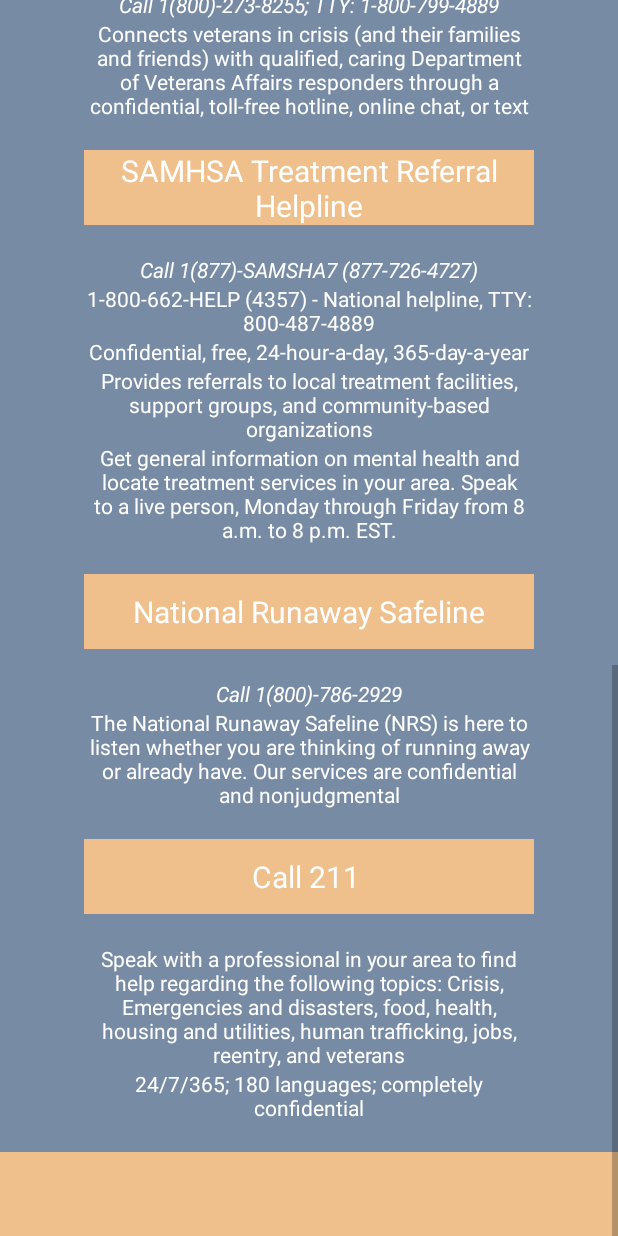
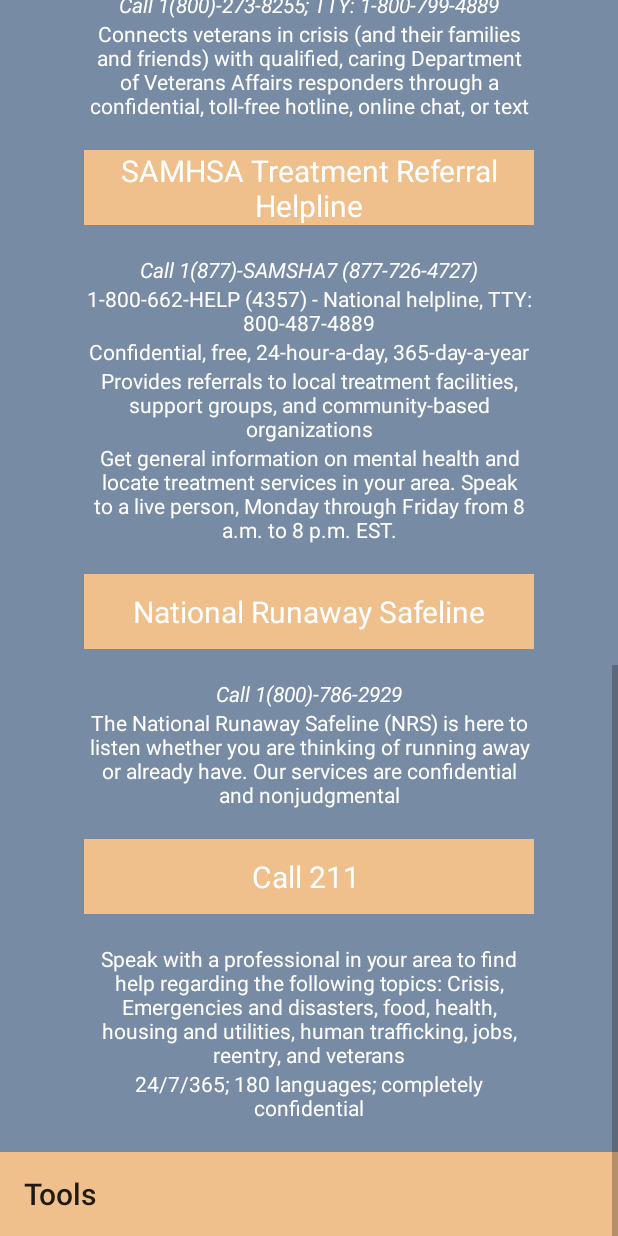
Before and after one commit to hlpike/Sona, an Android app: the screen it shows after launch (MainActivity), scrolled down 958 dp, on a phone screen of 412 x 824 dp. Run offline under Robolectric (Android 15) with nearby library versions, the phone set to English and light mode, and no system bars.

Commit message:
Added title to the toolbox

```diff
--- a/app/src/main/res/layout/activity_main.xml
+++ b/app/src/main/res/layout/activity_main.xml
@@ -355,7 +355,8 @@
                 android:layout_height="wrap_content"
                 android:background="#efc08b"
                 android:minHeight="?attr/actionBarSize"
-                android:theme="?attr/actionBarTheme" />
+                android:theme="@style/ThemeOverlay.AppCompat.ActionBar"
+                app:title="Tools"/>
         </LinearLayout>
     </androidx.constraintlayout.widget.ConstraintLayout>
 </ScrollView>
```
